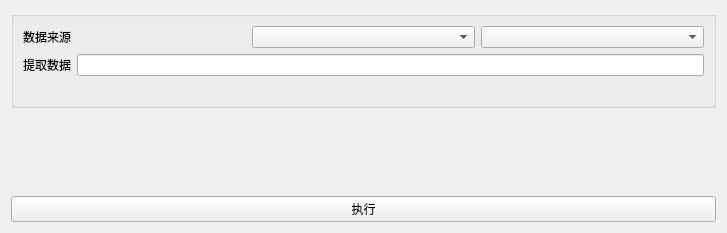
This is Qt/Resources/UI/ContourExtract.ui in hu-shuhan/editOpeniGame as Qt 5 draws it before an edit. The edited form follows.
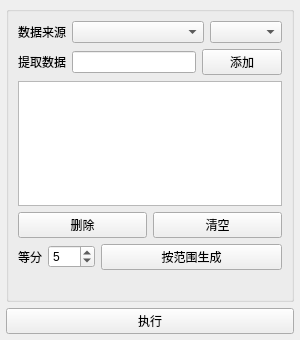
This is the edited form.

The edit to the form file:
```diff
--- a/Qt/Resources/UI/ContourExtract.ui
+++ b/Qt/Resources/UI/ContourExtract.ui
@@ -6,42 +6,72 @@
    <rect>
     <x>0</x>
     <y>0</y>
-    <width>727</width>
-    <height>233</height>
+    <width>300</width>
+    <height>340</height>
    </rect>
   </property>
+  <property name="minimumSize">
+   <size>
+    <width>0</width>
+    <height>0</height>
+   </size>
+  </property>
   <property name="windowTitle">
    <string>Form</string>
   </property>
-  <layout class="QGridLayout" name="gridLayout">
-   <item row="0" column="0">
     <layout class="QVBoxLayout" name="verticalLayout_3">
+   <property name="leftMargin">
+    <number>6</number>
+   </property>
+   <property name="topMargin">
+    <number>6</number>
+   </property>
+   <property name="rightMargin">
+    <number>6</number>
+   </property>
+   <property name="bottomMargin">
+    <number>6</number>
+   </property>
      <item>
       <widget class="QGroupBox" name="groupBox_2">
        <property name="title">
         <string/>
        </property>
-       <layout class="QVBoxLayout" name="verticalLayout_2" stretch="2,2,2">
+     <layout class="QVBoxLayout" name="verticalLayout_2">
         <item>
          <layout class="QHBoxLayout" name="horizontalLayout_5">
           <item>
            <widget class="QLabel" name="label_5">
-            <property name="sizePolicy">
-             <sizepolicy hsizetype="Preferred" vsizetype="Preferred">
-              <horstretch>0</horstretch>
-              <verstretch>0</verstretch>
-             </sizepolicy>
-            </property>
             <property name="text">
              <string>数据来源</string>
             </property>
            </widget>
           </item>
           <item>
-           <widget class="QComboBox" name="comboBox_ScalarIndex"/>
+         <widget class="QComboBox" name="comboBox_ScalarIndex">
+          <property name="sizePolicy">
+           <sizepolicy hsizetype="Expanding" vsizetype="Fixed">
+            <horstretch>1</horstretch>
+            <verstretch>0</verstretch>
+           </sizepolicy>
+          </property>
+          <property name="minimumContentsLength">
+           <number>4</number>
+          </property>
+         </widget>
           </item>
           <item>
-           <widget class="QComboBox" name="comboBox_ScalarDimension"/>
+         <widget class="QComboBox" name="comboBox_ScalarDimension">
+          <property name="sizePolicy">
+           <sizepolicy hsizetype="Fixed" vsizetype="Fixed">
+            <horstretch>0</horstretch>
+            <verstretch>0</verstretch>
+           </sizepolicy>
+          </property>
+          <property name="minimumContentsLength">
+           <number>2</number>
+          </property>
+         </widget>
           </item>
          </layout>
         </item>
@@ -55,18 +85,121 @@
            </widget>
           </item>
           <item>
-           <widget class="QLineEdit" name="lineEdit_IsoValue"/>
+         <widget class="QLineEdit" name="lineEdit_IsoValue">
+          <property name="sizePolicy">
+           <sizepolicy hsizetype="Expanding" vsizetype="Fixed">
+            <horstretch>1</horstretch>
+            <verstretch>0</verstretch>
+           </sizepolicy>
+          </property>
+          <property name="minimumWidth">
+           <number>80</number>
+          </property>
+         </widget>
+        </item>
+        <item>
+         <widget class="QPushButton" name="btnAddIsoValue">
+          <property name="sizePolicy">
+           <sizepolicy hsizetype="Fixed" vsizetype="Fixed">
+            <horstretch>0</horstretch>
+            <verstretch>0</verstretch>
+           </sizepolicy>
+          </property>
+          <property name="minimumWidth">
+           <number>64</number>
+          </property>
+          <property name="text">
+           <string>添加</string>
+          </property>
+         </widget>
+        </item>
+       </layout>
+      </item>
+      <item>
+       <widget class="QListWidget" name="listWidget_IsoValues">
+        <property name="minimumHeight">
+         <number>80</number>
+        </property>
+        <property name="maximumHeight">
+         <number>140</number>
+        </property>
+       </widget>
+      </item>
+      <item>
+       <layout class="QHBoxLayout" name="horizontalLayout_IsoOps">
+        <item>
+         <widget class="QPushButton" name="btnRemoveIsoValue">
+          <property name="text">
+           <string>删除</string>
+          </property>
+         </widget>
+        </item>
+        <item>
+         <widget class="QPushButton" name="btnClearIsoValues">
+          <property name="text">
+           <string>清空</string>
+          </property>
+         </widget>
+        </item>
+       </layout>
+      </item>
+      <item>
+       <layout class="QHBoxLayout" name="horizontalLayout_IsoRange">
+        <item>
+         <widget class="QLabel" name="label_RangeCount">
+          <property name="text">
+           <string>等分</string>
+          </property>
+         </widget>
+        </item>
+        <item>
+         <widget class="QSpinBox" name="spinBox_RangeCount">
+          <property name="sizePolicy">
+           <sizepolicy hsizetype="Fixed" vsizetype="Fixed">
+            <horstretch>0</horstretch>
+            <verstretch>0</verstretch>
+           </sizepolicy>
+          </property>
+          <property name="minimumWidth">
+           <number>72</number>
+          </property>
+          <property name="minimum">
+           <number>1</number>
+          </property>
+          <property name="maximum">
+           <number>100</number>
+          </property>
+          <property name="value">
+           <number>5</number>
+          </property>
+         </widget>
+        </item>
+        <item>
+         <widget class="QPushButton" name="btnGenRange">
+          <property name="sizePolicy">
+           <sizepolicy hsizetype="Expanding" vsizetype="Fixed">
+            <horstretch>1</horstretch>
+            <verstretch>0</verstretch>
+           </sizepolicy>
+          </property>
+          <property name="text">
+           <string>按范围生成</string>
+          </property>
+         </widget>
           </item>
          </layout>
         </item>
         <item>
          <widget class="QLabel" name="label_RangeInfo">
           <property name="sizePolicy">
-           <sizepolicy hsizetype="Fixed" vsizetype="Preferred">
+         <sizepolicy hsizetype="Ignored" vsizetype="Preferred">
             <horstretch>0</horstretch>
             <verstretch>0</verstretch>
            </sizepolicy>
           </property>
+        <property name="wordWrap">
+         <bool>true</bool>
+        </property>
           <property name="text">
            <string/>
           </property>
@@ -83,7 +216,7 @@
        <property name="sizeHint" stdset="0">
         <size>
          <width>20</width>
-         <height>40</height>
+       <height>20</height>
         </size>
        </property>
       </spacer>
@@ -94,8 +227,6 @@
         <string>执行</string>
        </property>
       </widget>
-     </item>
-    </layout>
    </item>
   </layout>
  </widget>
```
Lines whose indentation alone changed are shown as unchanged.
